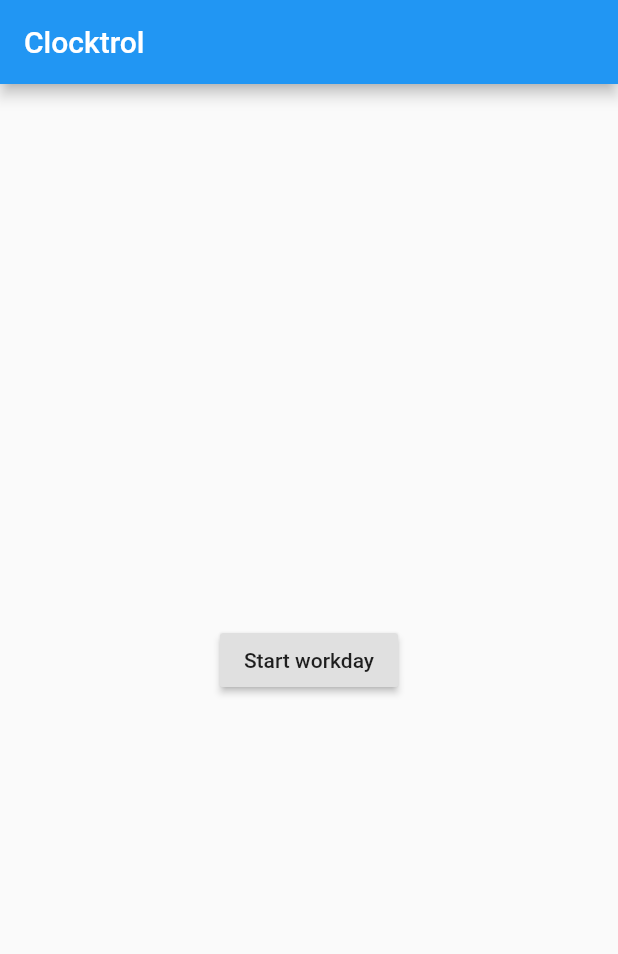
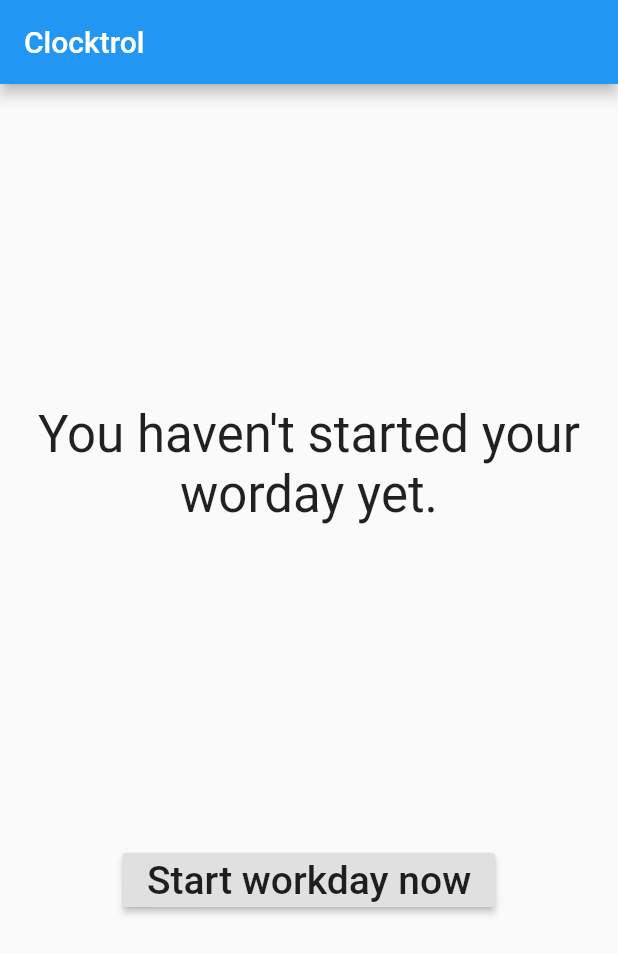
Before and after one commit to pachisi456/clocktrol, a Flutter app: the screen it shows after launch, on a phone screen of 412 x 824 dp. Shown: the top 954 px of the screen. Run offline on Flutter 3.47's test engine with Material 2 defaults, Android fonts, the phone set to English and light mode, and no system bars.

Commit message:
Modularize and style

```diff
--- a/lib/track-page.dart
+++ b/lib/track-page.dart
@@ -15,27 +15,46 @@ class _TrackPageState extends State<TrackPage> {
         title: Text('Clocktrol'),
       ),
       body: Center(
-        child: Column(
-          mainAxisAlignment: MainAxisAlignment.center,
-          children: <Widget>[
-            _buildChild(),
-          ],
-        ),
+        child: _buildBody(),
       ),
     );
   }
 
-  Widget _buildChild() {
+  Widget _buildBody() {
     if (_start == null) {
-      return RaisedButton(
+      return _buildPristine();
+    } else {
+      return _buildStarted();
+    }
+  }
+
+  Widget _buildPristine() {
+    return Column(mainAxisAlignment: MainAxisAlignment.spaceEvenly, children: [
+      Padding(
+        padding: EdgeInsets.symmetric(horizontal: 4),
+        child: Text(
+          'You haven\'t started your worday yet.',
+          textAlign: TextAlign.center,
+          style: TextStyle(
+            fontSize: 34,
+          ),
+        ),
+      ),
+      RaisedButton(
         onPressed: () {
           setState(() {
             _start = DateTime.now();
           });
         },
-        child: Text('Start workday'),
-      );
-    }
+        child: Text(
+          'Start workday now',
+          style: TextStyle(fontSize: 26),
+        ),
+      ),
+    ]);
+  }
+
+  Widget _buildStarted() {
     return Text(
         'Workday started at ${_start.hour.toString()}:${_start.minute.toString()}');
   }
```
